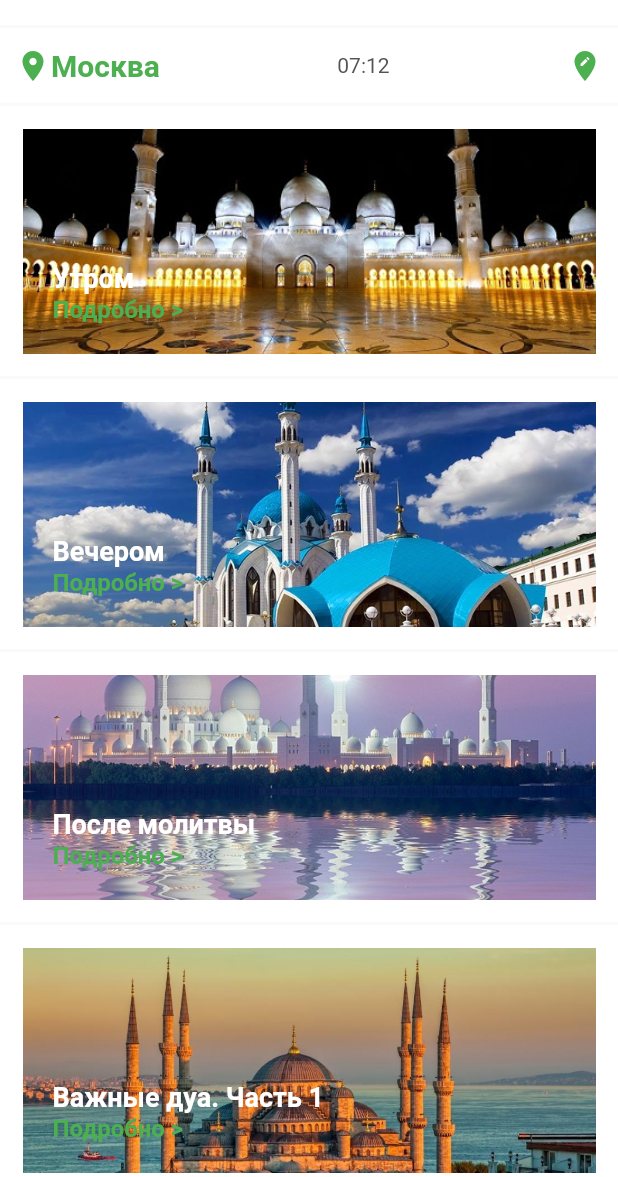
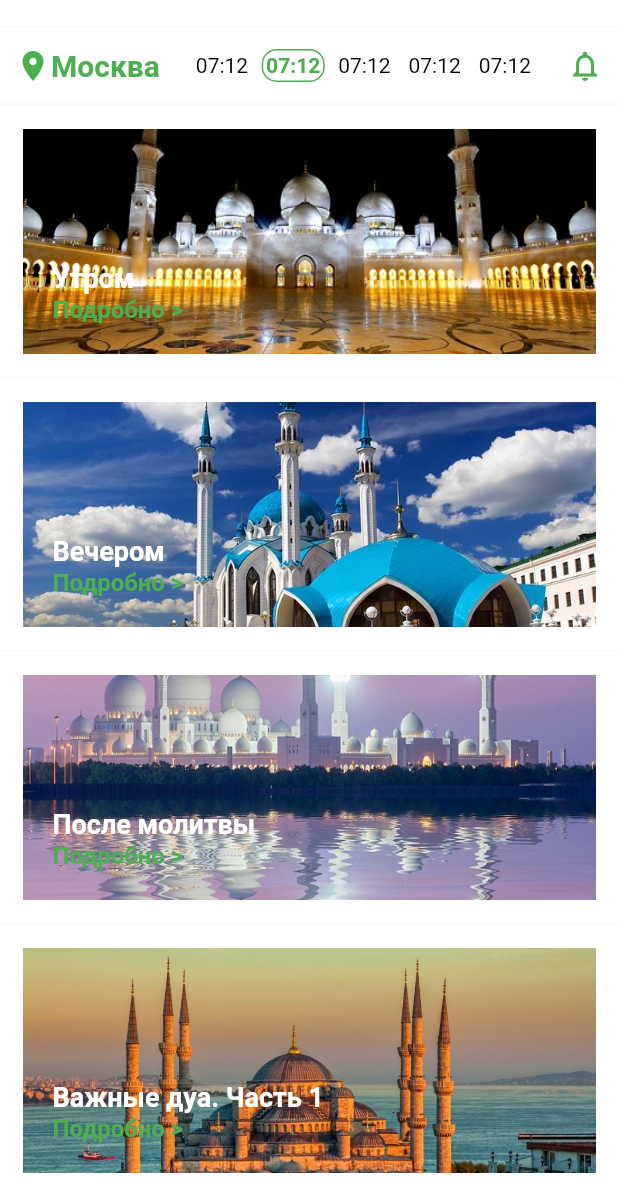
Before and after one commit to AlexandrNavozenko/flutter_azkari_app, a Flutter app: the screen it shows after launch, on a phone screen of 412 x 824 dp, the part 59-1236 px from its top. Run offline on Flutter 3.47's test engine with Material 2 defaults, Android fonts, the phone set to English and light mode, and no system bars.

Commit message:
update time header

```diff
--- a/lib/screens/components/time_header.dart
+++ b/lib/screens/components/time_header.dart
@@ -39,19 +39,32 @@ class TimeHeader extends StatelessWidget {
             ),
             Row(
               crossAxisAlignment: CrossAxisAlignment.center,
+              mainAxisAlignment: MainAxisAlignment.spaceBetween,
               children: [
-                Container(
-                  child: Text(
-                    '07:12',
-                    style: TextStyle(
-                      fontSize: 14.0,
-                    ),
-                  ),
+                TimeDecoration(
+                  title: '07:12',
+                  isDecoration: false,
+                ),
+                TimeDecoration(
+                  title: '12:43',
+                  isDecoration: true,
+                ),
+                TimeDecoration(
+                  title: '15:29',
+                  isDecoration: false,
+                ),
+                TimeDecoration(
+                  title: '18:11',
+                  isDecoration: false,
+                ),
+                TimeDecoration(
+                  title: '19:53',
+                  isDecoration: false,
                 ),
               ],
             ),
             Icon(
-              Icons.edit_location,
+              Icons.notifications_none,
               color: Colors.green,
             ),
           ],
@@ -60,3 +73,39 @@ class TimeHeader extends StatelessWidget {
     );
   }
 }
+
+class TimeDecoration extends StatelessWidget {
+  const TimeDecoration({
+    Key key,
+    @required this.isDecoration,
+    @required this.title,
+  }) : super(key: key);
+
+  final bool isDecoration;
+  final String title;
+
+  @override
+  Widget build(BuildContext context) {
+    return Container(
+      padding: EdgeInsets.all(2.0),
+      margin: EdgeInsets.symmetric(horizontal: 3.0),
+      decoration: BoxDecoration(
+        border: Border.all(
+          width: 1.0,
+          color: isDecoration ? Colors.green : Colors.white,
+        ),
+        borderRadius: BorderRadius.all(
+          Radius.circular(10.0),
+        ),
+      ),
+      child: Text(
+        '07:12',
+        style: TextStyle(
+          color: isDecoration ? Colors.green : Colors.black,
+          fontSize: 14.0,
+          fontWeight: isDecoration ? FontWeight.bold : FontWeight.w400,
+        ),
+      ),
+    );
+  }
+}
```
Also changed, not shown: lib/main.dart (+0 -9 lines).
